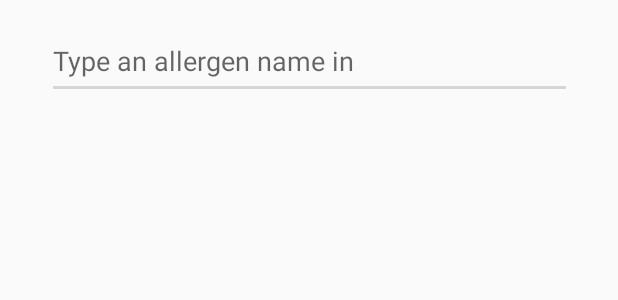
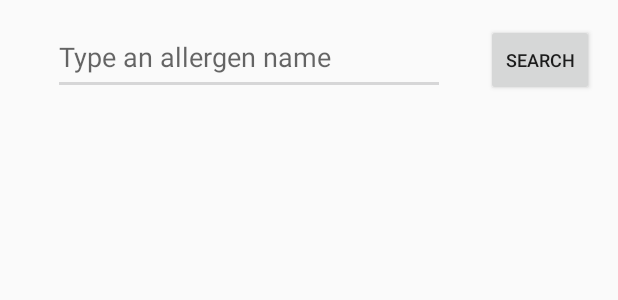
Before and after one commit to PrandiniUniPD/OCRCamera, an Android app: the layout activity_allergens.xml on its own in the app's theme, with its tools: preview values and no code run, on a phone screen of 412 x 824 dp. Shown: the top 300 px of the screen. Run offline under Robolectric (Android 15) with nearby library versions, the phone set to English and light mode, and no system bars.

Commit message:
Added barebones Search function and interaction with SharedPreferences
First version of usage of the SharedPreferences to save the list of Allergens selected by the user.

```diff
--- a/app/src/main/java/unipd/se18/ocrcamera/AllergensManager.java
+++ b/app/src/main/java/unipd/se18/ocrcamera/AllergensManager.java
@@ -36,7 +36,7 @@ class AllergensManager {
     AllergensManager(Context cntx) {
 
         context = cntx;
-        sp = context.getSharedPreferences("selected_allergens", Context.MODE_PRIVATE);
+        sp = context.getSharedPreferences("unipd.se18.ocrcamera.SELECTED_ALLERGENS", Context.MODE_PRIVATE);
         getAllergensList();
         getSelectedAllergensList();
 
--- a/app/src/main/res/layout/activity_allergens.xml
+++ b/app/src/main/res/layout/activity_allergens.xml
@@ -8,17 +8,16 @@
 
     <EditText
         android:id="@+id/allergenText"
-        android:layout_width="350dp"
+        android:layout_width="261dp"
         android:layout_height="50dp"
         android:layout_marginStart="16dp"
-        android:layout_marginTop="16dp"
-        android:layout_marginEnd="16dp"
+        android:layout_marginEnd="8dp"
         android:ems="10"
         android:hint="@string/allergens_search_bar"
         android:inputType="textPersonName"
-        app:layout_constraintEnd_toEndOf="parent"
-        app:layout_constraintStart_toStartOf="parent"
-        app:layout_constraintTop_toTopOf="parent" />
+        app:layout_constraintBaseline_toBaselineOf="@+id/allergens_search_button"
+        app:layout_constraintEnd_toStartOf="@+id/allergens_search_button"
+        app:layout_constraintStart_toStartOf="parent" />
 
     <ListView
         android:id="@+id/allergens_list_view"
@@ -32,4 +31,15 @@
         app:layout_constraintEnd_toEndOf="parent"
         app:layout_constraintStart_toStartOf="parent"
         app:layout_constraintTop_toBottomOf="@+id/allergenText" />
+
+    <Button
+        android:id="@+id/allergens_search_button"
+        android:layout_width="72dp"
+        android:layout_height="wrap_content"
+        android:layout_marginTop="16dp"
+        android:layout_marginEnd="16dp"
+        android:text="@string/allergens_search_button"
+        android:textSize="12sp"
+        app:layout_constraintEnd_toEndOf="parent"
+        app:layout_constraintTop_toTopOf="parent" />
 </android.support.constraint.ConstraintLayout>
--- a/app/src/main/res/values/strings.xml
+++ b/app/src/main/res/values/strings.xml
@@ -52,7 +52,8 @@
     <string name="confidence">confidence</string>
 
     <!--List of strings for AllergensActivity-->
-    <string name="allergens_search_bar">Type an allergen name in</string>
+    <string name="allergens_search_bar">Type an allergen name</string>
     <string name="togglebutton_add_allergen">add</string>
     <string name="togglebutton_remove_allergen">remove</string>
+    <string name="allergens_search_button">Search</string>
 </resources>
```
Also changed, not shown: app/src/main/java/unipd/se18/ocrcamera/AllergenListAdapter.java (+34 -16 lines), app/src/main/java/unipd/se18/ocrcamera/AllergensActivity.java (+53 -18 lines).
